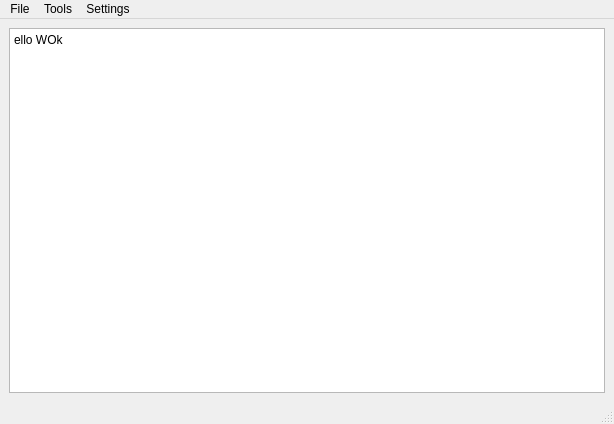
First picture: the form in L89HA_GPS/mainwindow.ui, repository iiriis/L89HA_Tool, before the edit.
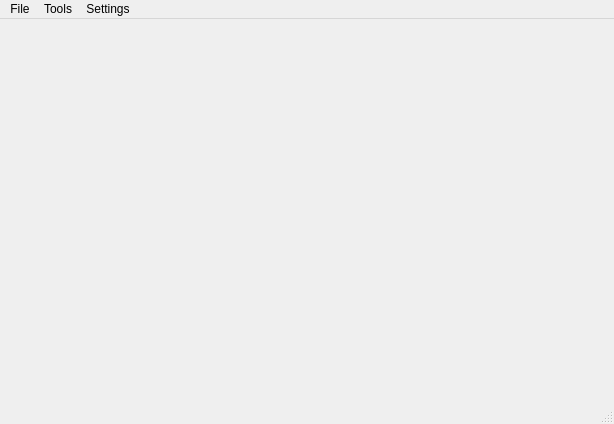
Second picture: the form after the edit. Icons and pictures are not drawn.

What changed in the file:
```diff
--- a/L89HA_GPS/mainwindow.ui
+++ b/L89HA_GPS/mainwindow.ui
@@ -14,22 +14,7 @@
    <string>MainWindow</string>
   </property>
   <widget class="QWidget" name="centralwidget">
-   <layout class="QGridLayout" name="gridLayout">
-    <item row="0" column="0">
-     <widget class="QTextBrowser" name="textBrowser">
-      <property name="html">
-       <string>&lt;!DOCTYPE HTML PUBLIC &quot;-//W3C//DTD HTML 4.0//EN&quot; &quot;http://www.w3.org/TR/REC-html40/strict.dtd&quot;&gt;
-&lt;html&gt;&lt;head&gt;&lt;meta name=&quot;qrichtext&quot; content=&quot;1&quot; /&gt;&lt;meta charset=&quot;utf-8&quot; /&gt;&lt;style type=&quot;text/css&quot;&gt;
-p, li { white-space: pre-wrap; }
-hr { height: 1px; border-width: 0; }
-li.unchecked::marker { content: &quot;\2610&quot;; }
-li.checked::marker { content: &quot;\2612&quot;; }
-&lt;/style&gt;&lt;/head&gt;&lt;body style=&quot; font-family:'Segoe UI'; font-size:9pt; font-weight:400; font-style:normal;&quot;&gt;
-&lt;p style=&quot; margin-top:0px; margin-bottom:0px; margin-left:0px; margin-right:0px; -qt-block-indent:0; text-indent:0px;&quot;&gt;ello WOk&lt;/p&gt;&lt;/body&gt;&lt;/html&gt;</string>
-      </property>
-     </widget>
-    </item>
-   </layout>
+   <layout class="QGridLayout" name="gridLayout"/>
   </widget>
   <widget class="QMenuBar" name="menubar">
    <property name="geometry">
```
Left out of the diff: 6 changed lines with no effect on the pictures.
